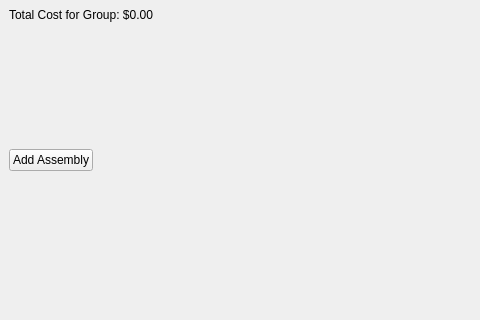
The window that ui/widgets/group_widget.ui (TheCodingJsoftware/Invigo) describes before a commit, drawn with Qt 5; both pictures show x 0 to 480 and y 122 to 442 of the 565 by 536 pixel window.
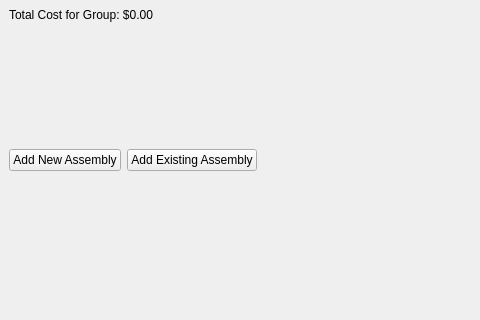
The same window after the commit.

```diff
--- a/ui/widgets/group_widget.ui
+++ b/ui/widgets/group_widget.ui
@@ -73,7 +73,20 @@
              </sizepolicy>
             </property>
             <property name="text">
-             <string>Add Assembly</string>
+             <string>Add New Assembly</string>
+            </property>
+           </widget>
+          </item>
+          <item row="0" column="1">
+           <widget class="QPushButton" name="add_existing_assembly_button">
+            <property name="sizePolicy">
+             <sizepolicy hsizetype="Fixed" vsizetype="Fixed">
+              <horstretch>0</horstretch>
+              <verstretch>0</verstretch>
+             </sizepolicy>
+            </property>
+            <property name="text">
+             <string>Add Existing Assembly</string>
             </property>
            </widget>
           </item>
```
Left out of the diff: 2 changed lines with no effect on the pictures.
